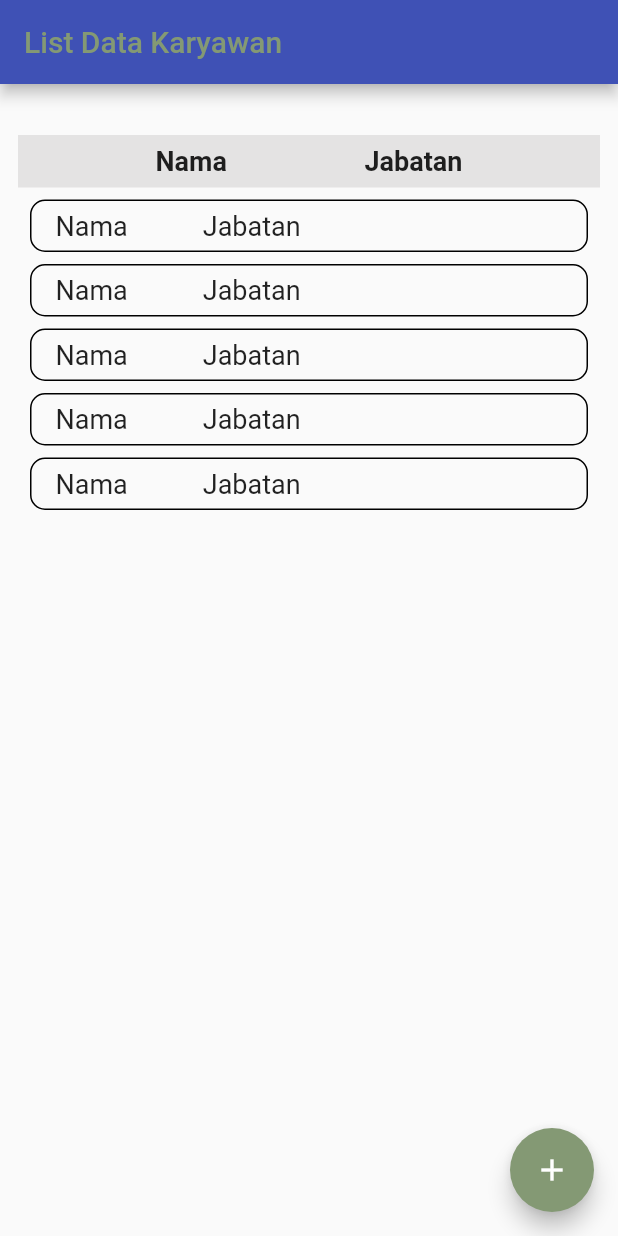
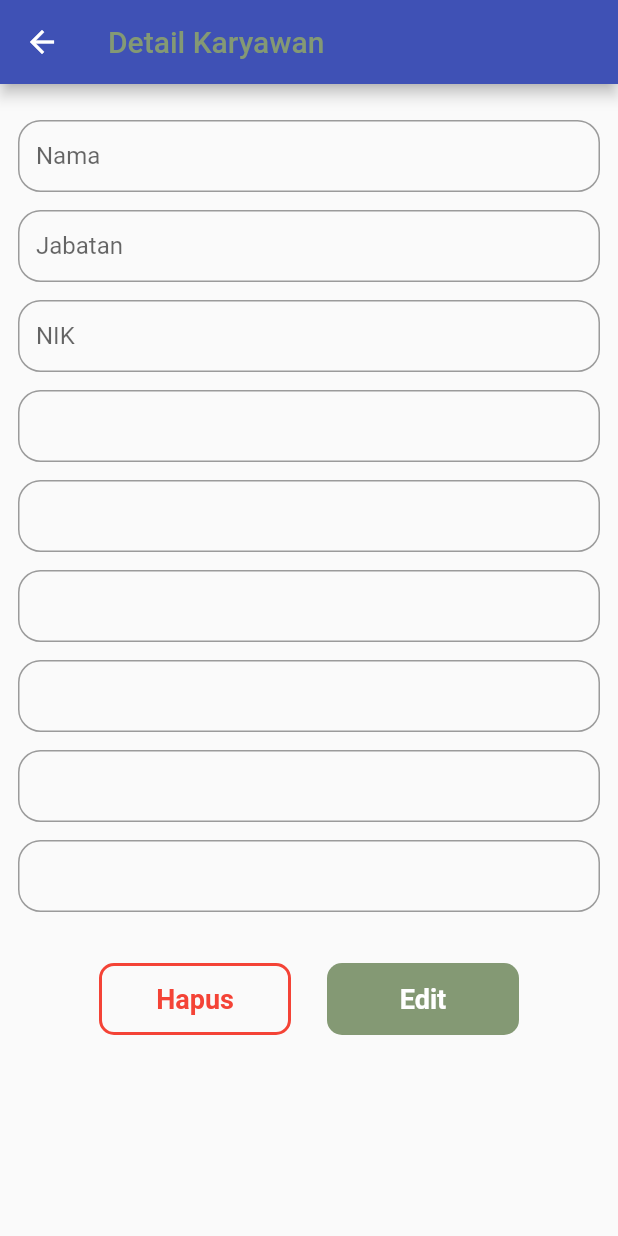
Before and after one commit to adelrimuhammad/Tubes_PAB, a Flutter app: the screen it shows after launch, after a tap on "Nama", on a phone screen of 412 x 824 dp. Run offline on Flutter 3.47's test engine with Material 2 defaults, Android fonts, the phone set to English and light mode, and no system bars; our stand-ins replace google_fonts, sizer.

Commit message:
detail dan update

```diff
--- a/lib/main.dart
+++ b/lib/main.dart
@@ -1,6 +1,8 @@
 import 'package:flutter/material.dart';
+import 'package:penkar/pages/detail_karyawan_page.dart';
 import 'package:penkar/pages/list_data_page.dart';
 import 'package:penkar/pages/tambah_karyawan_page.dart';
+import 'package:penkar/pages/update_karyawan_page.dart';
 
 void main() {
   runApp(const MyApp());
@@ -31,7 +33,9 @@ class MyApp extends StatelessWidget {
       home: ListDataPage(),
       routes: {
         '/home': (context) => ListDataPage(),
+        '/detail': (context) => DetailKaryawanPage(),
         '/tambah': (context) => TambahKaryawanPage(),
+        '/update': (context) => UpdateKaryawanPage(),
       },
     );
   }
--- /dev/null
+++ b/lib/pages/detail_karyawan_page.dart
@@ -0,0 +1,173 @@
+import 'package:flutter/material.dart';
+import 'package:penkar/themes.dart';
+
+class DetailKaryawanPage extends StatelessWidget {
+  const DetailKaryawanPage({Key? key}) : super(key: key);
+
+  @override
+  Widget build(BuildContext context) {
+    return Scaffold(
+      appBar: AppBar(
+        title: Text(
+          'Detail Karyawan',
+          style: appbarTextStyle,
+        ),
+      ),
+      body: SingleChildScrollView(
+        child: Container(
+          margin: EdgeInsets.only(left: 12, right: 12),
+          child: Column(
+            children: [
+              SizedBox(
+                height: 24,
+              ),
+              TextField(
+                decoration: InputDecoration(
+                  hintText: 'Nama',
+                  contentPadding: EdgeInsets.all(12),
+                  border: OutlineInputBorder(
+                    borderRadius: BorderRadius.circular(15),
+                  ),
+                ),
+              ),
+              SizedBox(
+                height: 12,
+              ),
+              TextField(
+                decoration: InputDecoration(
+                  hintText: 'Jabatan',
+                  contentPadding: EdgeInsets.all(12),
+                  border: OutlineInputBorder(
+                    borderRadius: BorderRadius.circular(15),
+                  ),
+                ),
+              ),
+              SizedBox(
+                height: 12,
+              ),
+              TextField(
+                decoration: InputDecoration(
+                  hintText: 'NIK',
+                  contentPadding: EdgeInsets.all(12),
+                  border: OutlineInputBorder(
+                    borderRadius: BorderRadius.circular(15),
+                  ),
+                ),
+              ),
+              SizedBox(
+                height: 12,
+              ),
+              TextField(
+                decoration: InputDecoration(
+                  hintText: '',
+                  contentPadding: EdgeInsets.all(12),
+                  border: OutlineInputBorder(
+                    borderRadius: BorderRadius.circular(15),
+                  ),
+                ),
+              ),
+              SizedBox(
+                height: 12,
+              ),
+              TextField(
+                decoration: InputDecoration(
+                  contentPadding: EdgeInsets.all(12),
+                  border: OutlineInputBorder(
+                    borderRadius: BorderRadius.circular(15),
+                  ),
+                ),
+              ),
+              SizedBox(
+                height: 12,
+              ),
+              TextField(
+                decoration: InputDecoration(
+                  contentPadding: EdgeInsets.all(12),
+                  border: OutlineInputBorder(
+                    borderRadius: BorderRadius.circular(15),
+                  ),
+                ),
+              ),
+              SizedBox(
+                height: 12,
+              ),
+              TextField(
+                decoration: InputDecoration(
+                  contentPadding: EdgeInsets.all(12),
+                  border: OutlineInputBorder(
+                    borderRadius: BorderRadius.circular(15),
+                  ),
+                ),
+              ),
+              SizedBox(
+                height: 12,
+              ),
+              TextField(
+                decoration: InputDecoration(
+                  contentPadding: EdgeInsets.all(12),
+                  border: OutlineInputBorder(
+                    borderRadius: BorderRadius.circular(15),
+                  ),
+                ),
+              ),
+              SizedBox(
+                height: 12,
+              ),
+              TextField(
+                decoration: InputDecoration(
+                  contentPadding: EdgeInsets.all(12),
+                  border: OutlineInputBorder(
+                    borderRadius: BorderRadius.circular(15),
+                  ),
+                ),
+              ),
+              SizedBox(
+                height: 34,
+              ),
+              Row(
+                mainAxisAlignment: MainAxisAlignment.center,
+                children: [
+                  Container(
+                    width: 128,
+                    height: 48,
+                    decoration: BoxDecoration(
+                      borderRadius: BorderRadius.circular(10),
+                      border: Border.all(color: Colors.red, width: 2),
+                    ),
+                    child: TextButton(
+                      onPressed: () {},
+                      child: Text(
+                        'Hapus',
+                        style: deleteBtnTextStyle,
+                      ),
+                    ),
+                  ),
+                  SizedBox(
+                    width: 24,
+                  ),
+                  Container(
+                    width: 128,
+                    height: 48,
+                    decoration: BoxDecoration(
+                      borderRadius: BorderRadius.circular(10),
+                      color: Color(0xff849974),
+                    ),
+                    child: TextButton(
+                      onPressed: () {
+                        Navigator.pushNamed(context, '/update');
+                      },
+                      child: Text(
+                        'Edit',
+                        style: editBtnTextStyle,
+                      ),
+                    ),
+                  ),
+                ],
+              )
+            ],
+          ),
+        ),
+      ),
+    );
+  }
+}
```
Also changed, not shown: lib/pages/update_karyawan_page.dart (added, +193 -0 lines).
